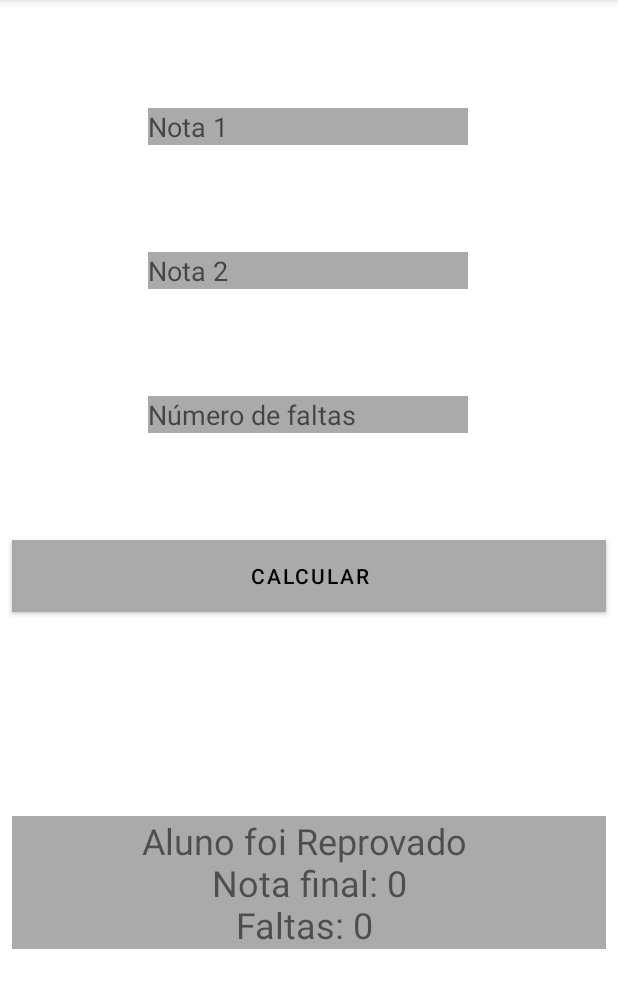
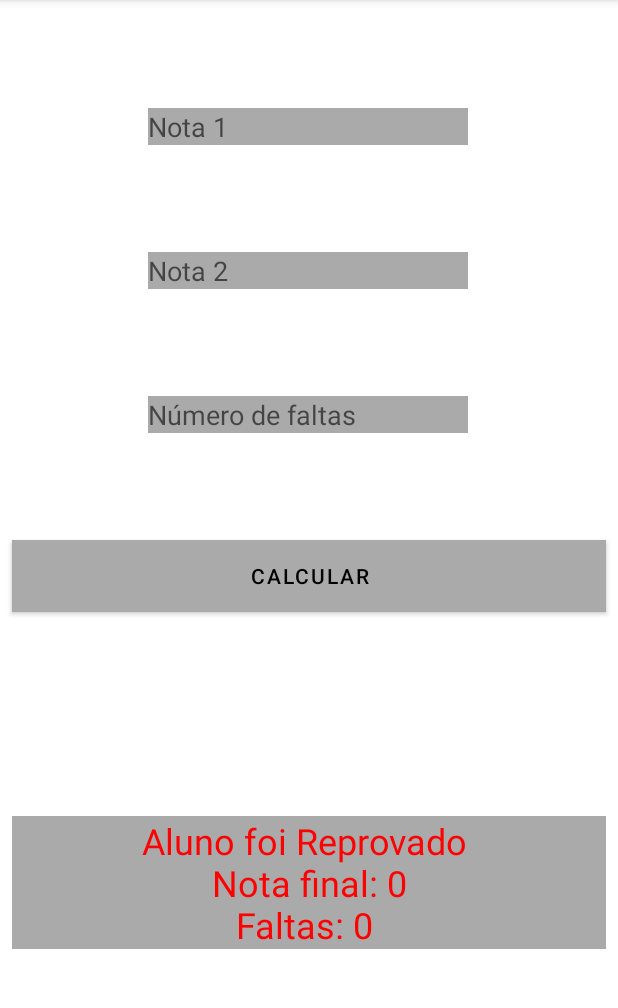
Before and after one commit to BrunoOmoreschi/trabalhando_c_astudio_e_ferramentas, an Android app: the screen it shows after launch (MainActivity), after a tap on "CALCULAR", on a phone screen of 412 x 824 dp, the part 84-1092 px from its top. Run offline under Robolectric (Android 15) with nearby library versions, the phone set to English and light mode, and no system bars; 3 statements that could not run were skipped.

Commit message:
Update MainActivity.kt
Add cores aos avisos de passou ou não...
Tb verifiquei que o app fecha quando digitado valores não numericos. Ainda não sei se um raise exception resolve...

```diff
--- a/app/src/main/java/com/github/brunoomoreshi/calculadoradenotas/MainActivity.kt
+++ b/app/src/main/java/com/github/brunoomoreshi/calculadoradenotas/MainActivity.kt
@@ -1,5 +1,6 @@
 package com.github.brunoomoreshi.calculadoradenotas
 
+import android.graphics.Color
 import androidx.appcompat.app.AppCompatActivity
 import android.os.Bundle
 import android.widget.Button
@@ -21,20 +22,43 @@ class MainActivity : AppCompatActivity() {
         val resultado = tvResults
 
         btCalcular.setOnClickListener {
-            val NotaOne =Integer.parseInt(etNotaOne.text.toString())
-            val NotaTwo =Integer.parseInt(etNotaTwo.text.toString())
-            val Faltas = Integer.parseInt(etFaltas.text.toString())
-            val Media = (NotaOne + NotaTwo)/2
 
 
-            if (NotaOne>10 || NotaTwo > 10){
-                resultado.setText("Foi digitado um valor acima de 10 para as notas!")
+            val notaOne =Integer.parseInt(etNotaOne.text.toString())
+            val notaTwo =Integer.parseInt(etNotaTwo.text.toString())
+            val faltas = Integer.parseInt(etFaltas.text.toString())
+            val media = (notaOne + notaTwo)/2
+
+            //Variaveis que vou usar para verificar se o que foi digitado é numérico. ACHO q pode ter maneiras mais curtas, mas acho essa mais readable.
+            val klaseCkOne = (notaOne::class.simpleName).toString()
+            val klaseCkTwo = (notaOne::class.simpleName).toString()
+            val klaseCkFaltas = (notaOne::class.simpleName).toString()
+
+            fun ckScore (){
+                if (notaOne > 10 || notaTwo > 10){
+                    //To ligado que devia colocar em uma string para facilitar a tradução, mas esse não é o objetivo desse exercicio...
+                    resultado.setText("Foi digitado um valor acima de 10 para as notas!")
+                }
+                else if (notaOne == null || notaTwo == null){
+                    resultado.setText("Não foram digitados valores suficientes para a checagem.")
+                    resultado.setTextColor(Color.RED)
+                }
+                else if (media >= 6 && faltas <= 10){
+                    resultado.setText("Aluno foi Aprovado "+ "\n" + "Nota final: ${media}"+ "\n" + "Faltas: ${faltas} ")
+                    resultado.setTextColor(Color.GREEN)
+                }
+                else {
+                    resultado.setText("Aluno foi Reprovado "+ "\n" + "Nota final: ${media}"+ "\n" + "Faltas: ${faltas} ")
+                    resultado.setTextColor(Color.RED)
+                }
             }
-            else if (Media >=6 && Faltas <= 10){
-                resultado.setText("Aluno foi Aprovado "+ "\n" + "Nota final: ${Media}"+ "\n" + "Faltas: ${Faltas} ")
+            if (klaseCkOne != "String" && klaseCkTwo != "String" && klaseCkFaltas != "String" ){
+                ckScore ()
             }
-            else {
-                resultado.setText("Aluno foi Reprovado "+ "\n" + "Nota final: ${Media}"+ "\n" + "Faltas: ${Faltas} ")
+            //Na teoria esse else deveria avisar que foi digitado um valor não numérico. Mas o app crasha antes... talvez seja algum metodo de conversão que não está aguentando a exception...
+            else{
+                resultado.setText("Foi digitado algo que não é um número.")
+                resultado.setTextColor(Color.RED)
             }
         }
     }
```
